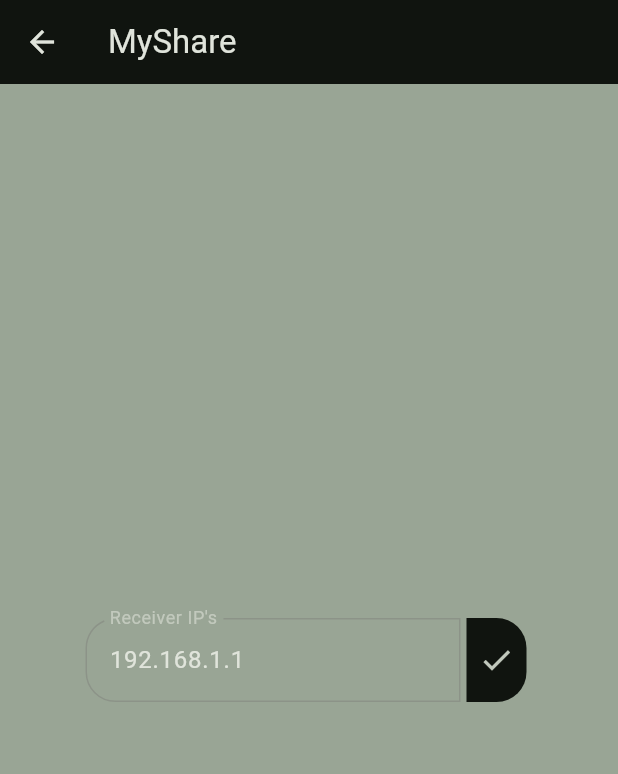
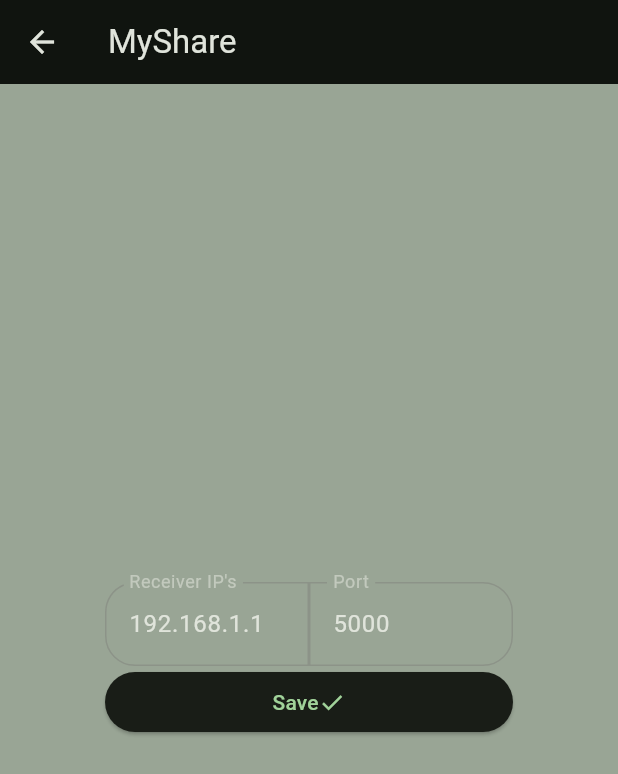
Before and after one commit to ankurage/SomeCloud, a Flutter app: the screen it shows after launch, after a tap on the "settings" icon, on a phone screen of 412 x 824 dp. Shown: the top 774 px of the screen. Run offline on Flutter 3.47's test engine with Material 3 defaults, Android fonts, the phone set to English and light mode, and no system bars; our stand-ins replace hive_flutter, permission_handler; missing offline and left inert: flutter_background_service; accounts and stored records are empty.

Commit message:
new features

```diff
--- a/mobile/lib/main.dart
+++ b/mobile/lib/main.dart
@@ -1,6 +1,3 @@
-import 'dart:async';
-import 'dart:ui';
-
 import 'package:flutter/material.dart';
 import 'package:flutter/services.dart';
 import 'package:flutter_background_service/flutter_background_service.dart';
@@ -8,48 +5,11 @@
 import 'package:permission_handler/permission_handler.dart';
 import 'package:provider/provider.dart';
 
+import 'backgroundService/service.dart';
 import 'provider/config_provider.dart';
 import 'screens/screens.dart';
 
-Future update() async {
-  var text = await Clipboard.getData(Clipboard.kTextPlain);
-  return text?.text;
-}
-
-void startBackgroundService() {
-  final service = FlutterBackgroundService();
-  service.startService();
-}
-
-@pragma('vm:entry-point')
-Future<bool> onIosBackground(ServiceInstance service) async {
-  WidgetsFlutterBinding.ensureInitialized();
-  DartPluginRegistrant.ensureInitialized();
-
-  return true;
-}
-
-@pragma('vm:entry-point')
-void onStart(ServiceInstance service) async {
-  DartPluginRegistrant.ensureInitialized();
-  if (service is AndroidServiceInstance) {
-    service.on("setAsForeground").listen((event) {
-      service.setAsForegroundService();
-    });
-    service.on("setAsBackground").listen((event) {
-      service.setAsBackgroundService();
-    });
-  }
-  service.on("stopService").listen((event) {
-    service.stopSelf();
-  });
-
-  Timer.periodic(Duration(seconds: 1), (timer) async {
-    print(await update());
-  });
-}
-
-Future<void> initializeService() async {
+Future<void> initializeService(ConfigProvider configProv) async {
   final service = FlutterBackgroundService();
 
   await service.configure(
@@ -65,11 +25,53 @@
       autoStartOnBoot: true,
     ),
   );
+
+  service.on("getClipboard").listen((event) async {
+    final clip = await Clipboard.getData(Clipboard.kTextPlain);
+    service.invoke("clipboardResult", {
+      "text": clip?.text,
+      "receiverIp": configProv.ip,
+      "portSync": configProv.port
+    });
+  });
+
+  service.startService();
 }
 
 void main() async {
+  // final background = BackgroundServiceProvider();
+  final config = ConfigProvider();
+
   WidgetsFlutterBinding.ensureInitialized();
+
+  runApp(
+    MultiProvider(
+      providers: [
+        // ChangeNotifierProvider(
+        //   create: (context) => background
+        // ),
+        ChangeNotifierProvider(
+          create: (context) => config
+        ),
+      ],
+      child: const MyApp(),
+    ),
+  );
+
   await Hive.initFlutter();
+  var box = await Hive.openBox("cfg");
+  // box.clear();
+  print(box.values);
+  if (box.isEmpty) {
+    box.add(
+      {
+        "receiverIp": "192.168.1.1",
+        "portSync": 5000
+      }
+    );
+  }
+  var data = box.get(0);
+  config.set(data["receiverIp"], data["portSync"]);
 
   await Permission.notification.isDenied.then(
     (value) {
@@ -79,16 +81,7 @@
     }
   );
 
-  await initializeService();
-
-  FlutterBackgroundService().invoke("setAsForeground");
-
-  runApp(
-    ChangeNotifierProvider(
-      create: (context) => ConfigProvider(),
-      child: const MyApp(),
-    ),
-  );
+  await initializeService(config);
 }
 
 class MyApp extends StatelessWidget {
--- a/mobile/lib/provider/config_provider.dart
+++ b/mobile/lib/provider/config_provider.dart
@@ -2,27 +2,17 @@
 
 class ConfigProvider with ChangeNotifier {
   String receiverIp = "192.168.1.1";
+  int portSync = 5000;
+
   TextEditingController receiverIpController = TextEditingController();
+  TextEditingController portSyncController = TextEditingController();
 
   String get ip => receiverIp;
+  int get port => portSync;
 
-  void set(ip) {
+  void set(ip, port) {
     receiverIp = ip;
+    portSync = port;
     notifyListeners();
   }
-
-  @override
-  void initState() {
-    receiverIpController.text = "receiverIp";
-  }
 }
-
-// class ClipBoardProvider with ChangeNotifier {
-//   var clipboard;
-
-  // Future<void> update() async {
-  //   var text = await Clipboard.getData(Clipboard.kTextPlain);
-  //   clipboard = clipboard?.text;
-
-  // }
-// }
--- a/mobile/lib/screens/config/screen.dart
+++ b/mobile/lib/screens/config/screen.dart
@@ -1,5 +1,5 @@
 import 'package:flutter/material.dart';
-import 'package:mobile/widgets/buttons_widget.dart';
+import 'package:hive_flutter/hive_flutter.dart';
 import 'package:provider/provider.dart';
 
 import '../../provider/config_provider.dart';
@@ -13,28 +13,84 @@
   @override
   void initState() {
     super.initState();
-    context.read<ConfigProvider>().receiverIpController.text = context.read<ConfigProvider>().ip;
+    var confProvider = context.read<ConfigProvider>();
+    confProvider.receiverIpController.text = confProvider.ip;
+    confProvider.portSyncController.text = confProvider.port.toString();
   }
 
   @override
   Widget build(BuildContext context) {
     var theme = Theme.of(context);
-
+    var confProvider = context.read<ConfigProvider>();
     return Scaffold(
       appBar: AppBar(title: Text("MyShare")),
-      body: Center(
+      body: Padding(
+        padding: const EdgeInsets.all(70.0),
         child: Column(
-          mainAxisSize: MainAxisSize.min,
+          mainAxisSize: MainAxisSize.max,
+          mainAxisAlignment: MainAxisAlignment.center,
+          crossAxisAlignment: CrossAxisAlignment.stretch,
           children: [
-            IntrinsicWidth(
-              child: IntrinsicHeight(
-                child: Row(
+            Row(
               spacing: 0,
-                  crossAxisAlignment: .stretch,
               children: [
-                    SizedBox(
-                      width: 250,
-                      child: TextField(
+                Expanded(child: ReceiverIpFieldWidget()),
+                Expanded(child: PortFieldWidget())
+              ],
+            ),
+            ElevatedButton(
+              child: Row(mainAxisAlignment: .center, children: [
+                Text("Save"),
+                Icon(Icons.done)
+              ],),
+              onPressed: () async {
+                confProvider.set(confProvider.receiverIpController.text, int.parse(confProvider.portSyncController.text));
+                var box = await Hive.openBox("cfg");
+                box.putAt(0, {
+                  "receiverIp": "${confProvider.receiverIpController.text}",
+                  "port": confProvider.port
+                });
+              },
+            ),
+          ],
+        ),
+      ),
+    );
+  }
+}
+
+class PortFieldWidget extends StatelessWidget {
+  const PortFieldWidget({
+    super.key,
+  });
+
+  @override
+  Widget build(BuildContext context) {
+    return TextField(
+      controller: context
+          .read<ConfigProvider>()
+          .portSyncController,
+      decoration: InputDecoration(
+        label: Text("Port"),
+        border: OutlineInputBorder(
+          borderRadius: BorderRadius.only(
+            topRight: Radius.circular(20),
+            bottomRight: Radius.circular(20),
+          ),
+        ),
+      ),
+    );
+  }
+}
+
+class ReceiverIpFieldWidget extends StatelessWidget {
+  const ReceiverIpFieldWidget({
+    super.key,
+  });
+
+  @override
+  Widget build(BuildContext context) {
+    return TextField(
       controller: context
           .read<ConfigProvider>()
           .receiverIpController,
@@ -47,21 +103,6 @@
           ),
         ),
       ),
-                      ),
-                    ),
-                    IconButtonWidget(
-                      child: Icon(Icons.done),
-                      onPressed: () {
-                        context.read<ConfigProvider>().set(context.read<ConfigProvider>().receiverIpController.text);
-                      },
-                    ),
-                  ],
-                ),
-              ),
-            ),
-          ],
-        ),
-      ),
     );
   }
 }
--- a/mobile/lib/screens/main/screen.dart
+++ b/mobile/lib/screens/main/screen.dart
@@ -1,6 +1,8 @@
+import 'dart:async';
 import 'dart:io';
 
 import 'package:flutter/material.dart';
+import 'package:flutter_background_service/flutter_background_service.dart';
 import 'package:mobile/provider/config_provider.dart';
 import 'package:mobile/widgets/buttons_widget.dart';
 import 'package:provider/provider.dart';
@@ -33,15 +35,6 @@
         child: Column(
           mainAxisSize: .min,
           children: [
-            // IntrinsicWidth(
-            //   child: ListView.separated(
-            //     itemBuilder: (context, index) {
-            //       return
-            //     },
-            //     separatorBuilder: (c, i) => Divider(),
-            //     itemCount: 1,
-            //   ),
-            // ),
             IntrinsicWidth(
               child: IntrinsicHeight(
                 child: MessageField(messageController: _messageController),
@@ -67,34 +60,47 @@
 }
 
 class _MessageFieldState extends State<MessageField> {
+  bool isServiceActive = false;
+
+  Future checkServiceActive() async {
+    bool isRunning = await FlutterBackgroundService().isRunning();
+    setState(() {
+      isServiceActive = isRunning;
+    });
+  }
+
+  @override
+  void initState() {
+    super.initState();
+    Timer.periodic(Duration(seconds: 1), (_) {
+      checkServiceActive();
+    });
+  }
+
   @override
   Widget build(BuildContext context) {
     return Row(
       spacing: 0,
       crossAxisAlignment: .stretch,
       children: [
+        IconButtonWidget(
+          child: isServiceActive ? Text("Stop Sync") : Text("Start Sync"),
+          onPressed: () {
+            if (isServiceActive) {
+              FlutterBackgroundService().invoke("stopService");
+            } else {
+              FlutterBackgroundService().startService();
+            }
+          },
+        ),
         SizedBox(
           width: 250,
-          child: TextField(
-            controller: widget._messageController,
-            decoration: InputDecoration(
-              label: Consumer<ConfigProvider>(
-                builder: (context, value, child) =>
-                    Text("Message To ${value.ip}"),
-                // child: Text("Message To ${context.read<ConfigProvider>().ip}")
-              ),
-              border: OutlineInputBorder(
-                borderRadius: BorderRadius.only(
-                  topLeft: Radius.circular(20),
-                  bottomLeft: Radius.circular(20)
-                )
-              ),
-            ),
-          ),
+          child: MessageSendWidget(widget: widget),
         ),
         IconButtonWidget(
           child: Icon(Icons.send),
           onPressed: sendMessage,
+          left: false,
         ),
       ],
     );
@@ -102,8 +108,8 @@
 
   Future sendMessage() async {
     final socket = await Socket.connect(
-      context.read<ConfigProvider>().receiverIp, // IP ноутбука
-      5000,
+      context.read<ConfigProvider>().ip, // IP ноутбука
+      context.read<ConfigProvider>().port,
     );
 
     socket.write(widget._messageController.text);
@@ -112,3 +118,32 @@
     await socket.close();
   }
 }
+
+class MessageSendWidget extends StatelessWidget {
+  const MessageSendWidget({
+    super.key,
+    required this.widget,
+  });
+
+  final MessageField widget;
+
+  @override
+  Widget build(BuildContext context) {
+    return TextField(
+      controller: widget._messageController,
+      decoration: InputDecoration(
+        label: Consumer<ConfigProvider>(
+          builder: (context, value, child) =>
+              Text("Message To ${value.ip}"),
+          // child: Text("Message To ${context.read<ConfigProvider>().ip}")
+        ),
+        border: OutlineInputBorder(
+          borderRadius: BorderRadius.only(
+            topLeft: Radius.circular(20),
+            bottomLeft: Radius.circular(20)
+          )
+        ),
+      ),
+    );
+  }
+}
--- a/mobile/lib/widgets/buttons_widget.dart
+++ b/mobile/lib/widgets/buttons_widget.dart
@@ -1,42 +1,16 @@
 import 'package:flutter/material.dart';
-
-class AnimatedElevatedButton extends StatefulWidget {
-  @override
-  State<AnimatedElevatedButton> createState() => _AnimatedElevatedButtonState();
-}
-
-class _AnimatedElevatedButtonState extends State<AnimatedElevatedButton> {
-  double horizontPadding = 0;
-
-  @override
-  Widget build(BuildContext context) {
-    return GestureDetector(
-      onTapDown: (a) => setState(() {
-        horizontPadding = 30;
-      }),
-      onTapUp: (a) => setState(() {
-        horizontPadding = 10;
-      }),
-      child: ElevatedButton(
-        style: ElevatedButton.styleFrom(
-          padding: EdgeInsetsGeometry.symmetric(horizontal: horizontPadding)
-        ),
-        onPressed: null,
-        child: Text("Button!")
-      ),
-    );
-  }
-}
 
 class IconButtonWidget extends StatelessWidget {
   Widget child;
   VoidCallback onPressed;
-  bool left; // false - turn right | true - turn left
+  bool ?left; // false - turn right | true - turn left
+  double cornerRound = 0;
 
   IconButtonWidget({
     required this.child,
     required this.onPressed,
-    this.left = false,
+    this.left,
+    this.cornerRound = 20
   });
 
   @override
@@ -49,10 +23,18 @@
         backgroundColor: theme.primaryColor,
         shape: RoundedRectangleBorder(
           borderRadius: BorderRadius.only(
-            topRight: Radius.circular(left ? 0 : 20),
-            bottomRight: Radius.circular(left ? 0 : 20),
-            bottomLeft: Radius.circular(left ? 20 : 0),
-            topLeft: Radius.circular(left ? 20 : 0),
+            topRight: left == null
+              ? Radius.circular(cornerRound)
+              : (left == true ? Radius.zero : Radius.circular(cornerRound)),
+            bottomRight: left == null
+              ? Radius.circular(cornerRound)
+              : (left == true ? Radius.zero : Radius.circular(cornerRound)),
+            bottomLeft: left == null
+              ? Radius.circular(cornerRound)
+              : (left == true ? Radius.circular(cornerRound) : Radius.zero),
+            topLeft: left == null
+              ? Radius.circular(cornerRound)
+              : (left == true ? Radius.circular(cornerRound) : Radius.zero),
           ),
         ),
       ),
```
Also changed, not shown: mobile/lib/backgroundService/service.dart (added, +63 -0 lines), desktop/src/assets/icon.png (added), 5 other files. Lines whose indentation alone changed are shown as unchanged.
